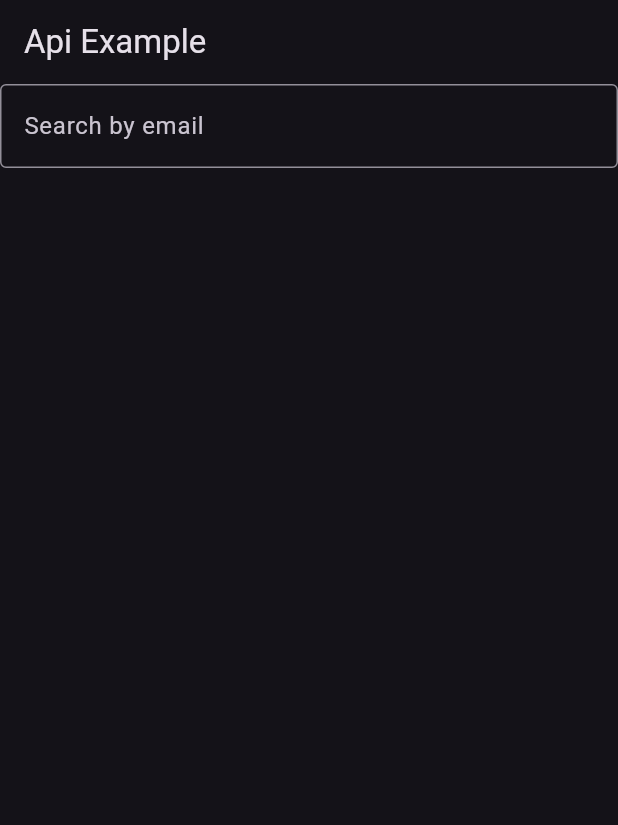
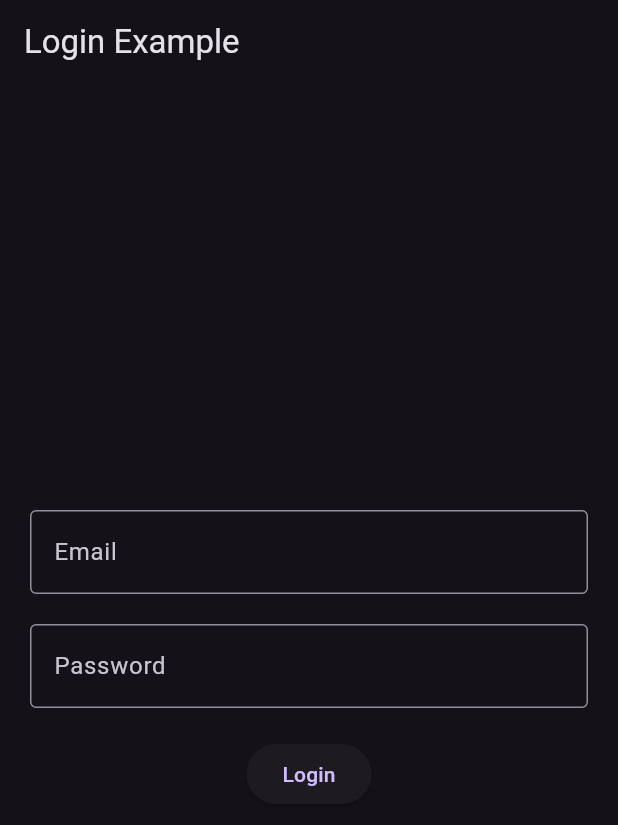
Before and after one commit to RRKawchar/flutter_bloc_crash, a Flutter app: the screen it shows after launch, on a phone screen of 412 x 824 dp. Shown: the top 825 px of the screen. Run offline on Flutter 3.47's test engine with Material 3 defaults, Android fonts, the light colour scheme and no system bars; our stand-ins replace bloc, equatable, flutter_bloc, image_picker.

Commit message:
bloc login example

```diff
--- /dev/null
+++ b/lib/bloc/login/login_bloc.dart
@@ -0,0 +1,61 @@
+import 'dart:convert';
+
+import 'package:bloc/bloc.dart';
+import 'package:flutter_bloc_demo_main/bloc/login/login_events.dart';
+import 'package:flutter_bloc_demo_main/bloc/login/login_states.dart';
+import 'package:http/http.dart' as http;
+
+class LoginBloc extends Bloc<LoginEvents, LoginStates> {
+  LoginBloc() : super(const LoginStates()) {
+    on<EmailChanged>(_onEmailChanged);
+    on<PasswordChanged>(_onPasswordChanged);
+    on<LoginApi>(_login);
+  }
+
+  void _onEmailChanged(EmailChanged event, Emitter<LoginStates> emit) {
+    emit(state.copyWith(email: event.email));
+  }
+
+  void _onPasswordChanged(PasswordChanged event, Emitter<LoginStates> emit) {
+    emit(state.copyWith(password: event.password));
+  }
+
+  void _login(LoginApi event, Emitter<LoginStates> emit) async {
+    if (state.email.isEmpty || state.password.isEmpty) {
+      emit(state.copyWith(
+        loginStatus: LoginStatus.error,
+        message: "Email and password cannot be empty",
+      ));
+      return;
+    }
+
+    emit(state.copyWith(
+      loginStatus: LoginStatus.loading,
+    ));
+    Map body = {
+      "email": state.email,
+      "password": state.password,
+    };
+
+    try {
+      final response =await http.post(Uri.parse('https://reqres.in/api/login'), body: body);
+      var data = jsonDecode(response.body);
+      if (response.statusCode == 200) {
+        emit(state.copyWith(
+          loginStatus: LoginStatus.success,
+          message: 'Login Successfully!',
+        ));
+      } else {
+        emit(state.copyWith(
+          loginStatus: LoginStatus.error,
+          message: data['error'],
+        ));
+      }
+    } catch (e) {
+      emit(state.copyWith(
+        loginStatus: LoginStatus.error,
+        message: e.toString(),
+      ));
+    }
+  }
+}
--- /dev/null
+++ b/lib/bloc/login/login_events.dart
@@ -0,0 +1,31 @@
+import 'package:equatable/equatable.dart';
+
+abstract class LoginEvents extends Equatable{
+   const LoginEvents();
+  @override
+  List<Object> get props=>[];
+}
+
+
+class EmailChanged extends LoginEvents{
+  final String email;
+
+  const EmailChanged({required this.email});
+
+  @override
+  List<Object> get props=> [email];
+}
+
+
+class PasswordChanged extends LoginEvents{
+  final String password;
+
+  const PasswordChanged({required this.password});
+
+  @override
+  List<Object> get props=>[password];
+}
+
+class LoginApi extends LoginEvents{
+
+}
--- /dev/null
+++ b/lib/bloc/login/login_states.dart
@@ -0,0 +1,33 @@
+import 'package:equatable/equatable.dart';
+
+enum LoginStatus{initial,loading,success,error}
+
+
+class LoginStates extends Equatable{
+
+  final String email;
+  final String password;
+  final String message;
+  final LoginStatus loginStatus;
+
+  const LoginStates({
+    this.email='',
+    this.password='',
+    this.message='',
+    this.loginStatus=LoginStatus.initial
+});
+
+  LoginStates copyWith({String? email,String? password, String? message, LoginStatus? loginStatus}){
+    return LoginStates(
+      email: email??this.email,
+      password: password?? this.password,
+      message: message??this.message,
+      loginStatus: loginStatus??this.loginStatus
+    );
+  }
+
+
+  @override
+  List<Object?> get props => [email,password,message,loginStatus];
+
+}
--- a/lib/main.dart
+++ b/lib/main.dart
@@ -8,7 +8,9 @@ import 'package:flutter_bloc_demo_main/bloc/switch/switch_bloc.dart';
 import 'package:flutter_bloc_demo_main/bloc/todo/todo_bloc.dart';
 import 'package:flutter_bloc_demo_main/repository/favorite_repository.dart';
 import 'package:flutter_bloc_demo_main/ui/comments/comments_screen.dart';
+import 'package:flutter_bloc_demo_main/ui/counter/counter_screen.dart';
 import 'package:flutter_bloc_demo_main/ui/favorite/favorite_screen.dart';
+import 'package:flutter_bloc_demo_main/ui/login/login_screen.dart';
 
 void main() {
   runApp(const MyApp());
@@ -21,7 +23,6 @@ class MyApp extends StatelessWidget {
   Widget build(BuildContext context) {
     return MultiBlocProvider(
       providers: [
-        BlocProvider(create:(_)=> CounterBloc()),
         BlocProvider(create:(_)=> SwitchBloc()),
         BlocProvider(create:(_)=> ImagePickerBloc()),
         BlocProvider(create:(_)=> TodoBloc()),
@@ -37,7 +38,7 @@ class MyApp extends StatelessWidget {
             brightness: Brightness.dark,
             useMaterial3: true,
           ),
-          home: CommentsScreen()
+          home: LoginScreen()
       ),
     );
   }
--- a/lib/repository/comment_repository.dart
+++ b/lib/repository/comment_repository.dart
@@ -1,4 +1,3 @@
-
 
 import 'dart:async';
 import 'dart:convert';
--- a/lib/ui/comments/comments_screen.dart
+++ b/lib/ui/comments/comments_screen.dart
@@ -3,6 +3,8 @@ import 'package:flutter_bloc/flutter_bloc.dart';
 import 'package:flutter_bloc_demo_main/bloc/comments/comments_bloc.dart';
 import 'package:flutter_bloc_demo_main/bloc/comments/comments_events.dart';
 import 'package:flutter_bloc_demo_main/bloc/comments/comments_states.dart';
+import 'package:flutter_bloc_demo_main/bloc/counter/counter_bloc.dart';
+import 'package:flutter_bloc_demo_main/bloc/counter/counter_state.dart';
 import 'package:flutter_bloc_demo_main/utils/enums.dart';
 
 class CommentsScreen extends StatefulWidget {
--- /dev/null
+++ b/lib/ui/login/login_screen.dart
@@ -0,0 +1,123 @@
+import 'package:flutter/material.dart';
+import 'package:flutter_bloc/flutter_bloc.dart';
+import 'package:flutter_bloc_demo_main/bloc/login/login_bloc.dart';
+import 'package:flutter_bloc_demo_main/bloc/login/login_events.dart';
+import 'package:flutter_bloc_demo_main/bloc/login/login_states.dart';
+
+class LoginScreen extends StatefulWidget {
+  const LoginScreen({super.key});
+
+  @override
+  State<LoginScreen> createState() => _LoginScreenState();
+}
+
+class _LoginScreenState extends State<LoginScreen> {
+
+  late LoginBloc _loginBloc;
+
+  final emailFocusNode=FocusNode();
+  final passwordFocusNode=FocusNode();
+
+  @override
+  void initState() {
+    // TODO: implement initState
+    super.initState();
+    _loginBloc=LoginBloc();
+  }
+
+
+  @override
+  Widget build(BuildContext context) {
+    return BlocProvider(
+      create: (_)=>_loginBloc,
+      child: Scaffold(
+        appBar: AppBar(
+          title: Text("Login Example"),
+        ),
+        body: Padding(
+          padding: const EdgeInsets.all(20.0),
+          child: Column(
+            mainAxisAlignment: MainAxisAlignment.center,
+            crossAxisAlignment: CrossAxisAlignment.center,
+            children: [
+             BlocBuilder<LoginBloc,LoginStates>(
+                buildWhen: (current,previous)=>current.email !=previous.email,
+                 builder: (context,state){
+               return TextFormField(
+                 decoration: InputDecoration(
+                   hintText: "Email",
+                   border: OutlineInputBorder(),
+                 ),
+                 focusNode: emailFocusNode,
+                 keyboardType: TextInputType.emailAddress,
+                 onChanged: (value){
+                   context.read<LoginBloc>().add(EmailChanged(email:value));
+                 },
+                 onFieldSubmitted: (val){
+
+                 },
+               );
+             }),
+
+              SizedBox(
+                  height: 20
+              ),
+
+              BlocBuilder<LoginBloc,LoginStates>(
+                  buildWhen: (current,previous)=>current.password !=previous.password,
+                  builder: (context,state){
+                    return  TextFormField(
+                      decoration: InputDecoration(
+                        hintText: "Password",
+                        border: OutlineInputBorder(),
+                      ),
+                      focusNode: passwordFocusNode,
+                      keyboardType: TextInputType.visiblePassword,
+                      onChanged: (value){
+                        context.read<LoginBloc>().add(PasswordChanged(password: value));
+                      },
+                      onFieldSubmitted: (val){},
+                    );
+                  }),
+
+
+              SizedBox(
+                  height: 20
+              ),
+
+             BlocListener<LoginBloc,LoginStates>(
+                 listener: (context,state){
+                if(state.loginStatus==LoginStatus.error){
+                  ScaffoldMessenger.of(context)..hideCurrentSnackBar()..showSnackBar(
+                       SnackBar(content: Text(state.message.toString()))
+                  );
+                }
+
+                if(state.loginStatus==LoginStatus.loading){
+                  ScaffoldMessenger.of(context)..hideCurrentSnackBar()..showSnackBar(
+                      const SnackBar(content: Text("Submitting...")
+                  ));
+                }
+
+                if(state.loginStatus==LoginStatus.success){
+                  ScaffoldMessenger.of(context)..hideCurrentSnackBar()..showSnackBar(
+                      const SnackBar(content: Text("Login successfully!")
+                      ));
+                }
+             },
+               child:  BlocBuilder<LoginBloc,LoginStates>(
+                   buildWhen: (current,previous)=>false,
+                   builder: (context,state){
+                     return  ElevatedButton(onPressed: (){
+                       context.read<LoginBloc>().add(LoginApi());
+                     }, child: Text("Login"));
+                   }),
+             )
+
+            ],
+          ),
+        ),
+      ),
+    );
+  }
+}
```
Also changed, not shown: lib/ui/counter/counter_screen.dart (+60 -13 lines).
